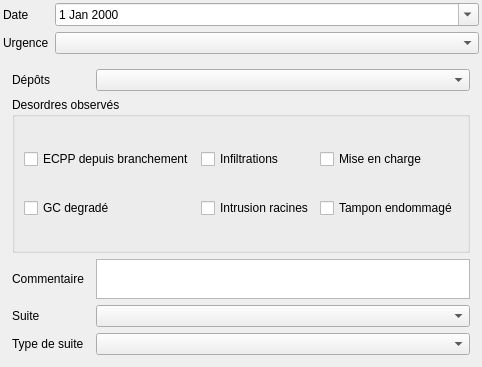
Old version of the form Lamia/toolprepro/assainissement/lamiaassainissement_observation_tool_ui.ui in the repository Artelia/Lamia.
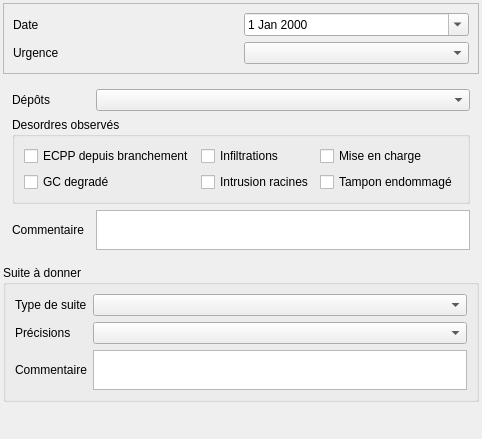
New version of the form.

The edit to the form file:
```diff
--- a/Lamia/toolprepro/assainissement/lamiaassainissement_observation_tool_ui.ui
+++ b/Lamia/toolprepro/assainissement/lamiaassainissement_observation_tool_ui.ui
@@ -6,27 +6,26 @@
    <rect>
     <x>0</x>
     <y>0</y>
-    <width>406</width>
-    <height>367</height>
+    <width>428</width>
+    <height>439</height>
    </rect>
   </property>
   <property name="windowTitle">
    <string>Form</string>
   </property>
-  <layout class="QFormLayout" name="formLayout">
-   <property name="fieldGrowthPolicy">
-    <enum>QFormLayout::AllNonFixedFieldsGrow</enum>
-   </property>
+  <layout class="QVBoxLayout" name="verticalLayout">
    <property name="margin">
     <number>3</number>
    </property>
-   <item row="0" column="0">
-    <widget class="QLabel" name="label">
-     <property name="text">
-      <string>Date</string>
+   <item>
+    <widget class="QFrame" name="frame">
+     <property name="frameShape">
+      <enum>QFrame::StyledPanel</enum>
      </property>
-    </widget>
-   </item>
+     <property name="frameShadow">
+      <enum>QFrame::Raised</enum>
+     </property>
+     <layout class="QGridLayout" name="gridLayout_3">
    <item row="0" column="1">
     <widget class="QDateEdit" name="dateEdit">
      <property name="calendarPopup">
@@ -34,30 +33,33 @@
      </property>
     </widget>
    </item>
-   <item row="2" column="0">
+      <item row="0" column="0">
+       <widget class="QLabel" name="label">
+        <property name="text">
+         <string>Date</string>
+        </property>
+       </widget>
+      </item>
+      <item row="1" column="0">
     <widget class="QLabel" name="label_5">
      <property name="text">
       <string>Urgence</string>
      </property>
     </widget>
    </item>
-   <item row="2" column="1">
+      <item row="1" column="1">
     <widget class="QComboBox" name="comboBox_urgence"/>
    </item>
-   <item row="3" column="0" colspan="2">
+     </layout>
+    </widget>
+   </item>
+   <item>
     <widget class="QStackedWidget" name="stackedWidget">
      <property name="currentIndex">
       <number>0</number>
      </property>
      <widget class="QWidget" name="page">
       <layout class="QGridLayout" name="gridLayout">
-       <item row="5" column="0">
-        <widget class="QLabel" name="label_8">
-         <property name="text">
-          <string>Suite</string>
-         </property>
-        </widget>
-       </item>
        <item row="0" column="0">
         <widget class="QLabel" name="label_4">
          <property name="text">
@@ -142,23 +144,75 @@
          </layout>
         </widget>
        </item>
-       <item row="5" column="2">
-        <widget class="QComboBox" name="comboBox_suite"/>
-       </item>
-       <item row="6" column="0">
+      </layout>
+     </widget>
+     <widget class="QWidget" name="page_2"/>
+    </widget>
+   </item>
+   <item>
+    <widget class="QGroupBox" name="groupBox_2">
+     <property name="title">
+      <string>Suite à donner</string>
+     </property>
+     <layout class="QGridLayout" name="gridLayout_4">
+      <item row="2" column="0">
+       <widget class="QLabel" name="label_9">
+        <property name="text">
+         <string>Commentaire</string>
+        </property>
+       </widget>
+      </item>
+      <item row="1" column="0">
         <widget class="QLabel" name="label_2">
          <property name="text">
+         <string>Précisions</string>
+        </property>
+       </widget>
+      </item>
+      <item row="0" column="0">
+       <widget class="QLabel" name="label_8">
+        <property name="text">
           <string>Type de suite</string>
          </property>
         </widget>
        </item>
-       <item row="6" column="2">
+      <item row="0" column="1">
         <widget class="QComboBox" name="comboBox_typesuite"/>
        </item>
-      </layout>
-     </widget>
-     <widget class="QWidget" name="page_2"/>
-    </widget>
+      <item row="1" column="1">
+       <widget class="QComboBox" name="comboBox_precisionsuite"/>
+      </item>
+      <item row="2" column="1">
+       <widget class="QTextEdit" name="textEdit_suite">
+        <property name="sizePolicy">
+         <sizepolicy hsizetype="Expanding" vsizetype="Expanding">
+          <horstretch>0</horstretch>
+          <verstretch>0</verstretch>
+         </sizepolicy>
+        </property>
+        <property name="maximumSize">
+         <size>
+          <width>16777215</width>
+          <height>40</height>
+         </size>
+        </property>
+       </widget>
+      </item>
+     </layout>
+    </widget>
+   </item>
+   <item>
+    <spacer name="verticalSpacer">
+     <property name="orientation">
+      <enum>Qt::Vertical</enum>
+     </property>
+     <property name="sizeHint" stdset="0">
+      <size>
+       <width>20</width>
+       <height>40</height>
+      </size>
+     </property>
+    </spacer>
    </item>
   </layout>
  </widget>
```
Lines whose indentation alone changed are shown as unchanged.
